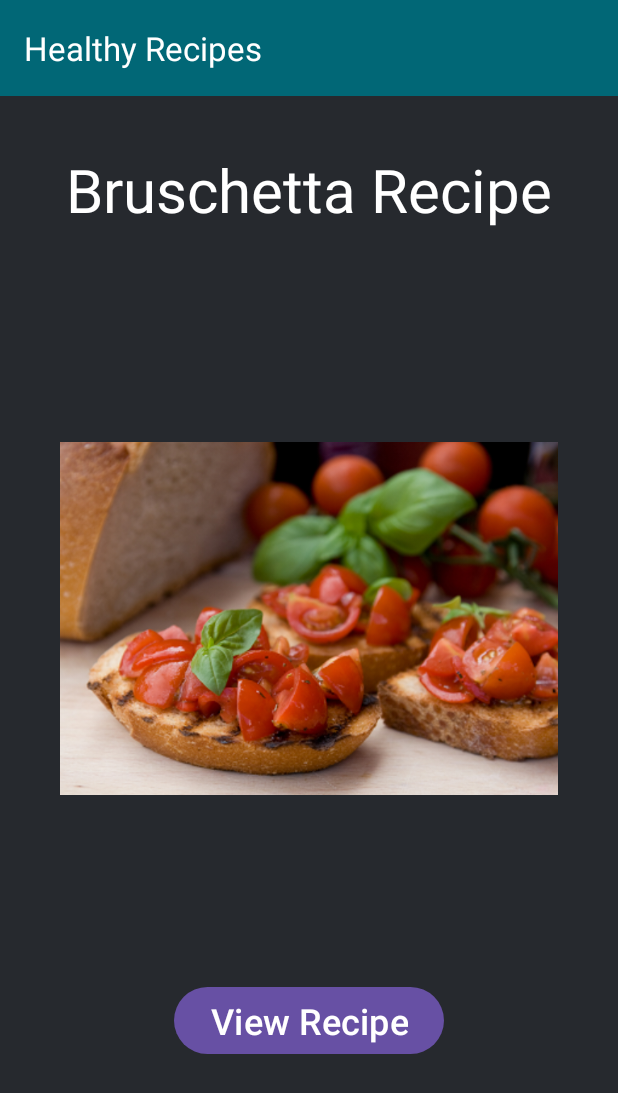
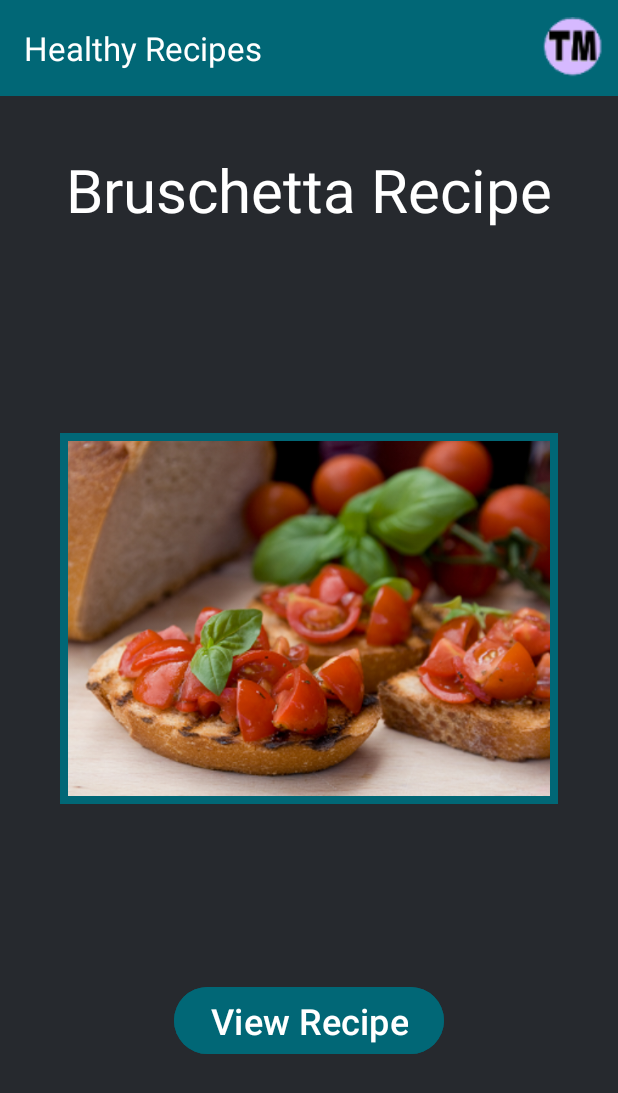
Before and after one commit to tbmorlan/lis4381, an Android app: the screen it shows after launch (MainActivity), on a phone screen of 412 x 824 dp. Shown: the top 1093 px of the screen. Run offline under Robolectric (Android 15) with nearby library versions, the phone set to English and light mode, and no system bars.

Commit message:
update project files for a2

```diff
--- a/a2/project/HealthyRecipes/app/src/main/AndroidManifest.xml
+++ b/a2/project/HealthyRecipes/app/src/main/AndroidManifest.xml
@@ -6,9 +6,9 @@
         android:allowBackup="true"
         android:dataExtractionRules="@xml/data_extraction_rules"
         android:fullBackupContent="@xml/backup_rules"
-        android:icon="@mipmap/ic_launcher"
+        android:icon="@mipmap/favicon"
+        android:roundIcon="@mipmap/favicon"
         android:label="@string/app_name"
-        android:roundIcon="@mipmap/ic_launcher_round"
         android:supportsRtl="true"
         android:theme="@style/Theme.HealthyRecipes"
         tools:targetApi="31">
--- a/a2/project/HealthyRecipes/app/src/main/res/layout/activity_main.xml
+++ b/a2/project/HealthyRecipes/app/src/main/res/layout/activity_main.xml
@@ -57,6 +57,10 @@
         android:id="@+id/imgRecipe"
         android:layout_width="332dp"
         android:layout_height="247dp"
+        android:background="#016776"
+        android:padding="5dp"
+        android:scaleType="centerCrop"
+        android:cropToPadding="true"
         android:contentDescription="@string/description"
         android:src="@drawable/bruschetta"
         app:layout_constraintBottom_toBottomOf="parent"
@@ -75,6 +79,7 @@
         android:layout_height="wrap_content"
         android:text="@string/btnRecipe"
         android:id="@+id/btnRecipe"
+        android:backgroundTint="#016776"
         app:layout_constraintTop_toBottomOf="@id/imgRecipe"
         app:layout_constraintRight_toRightOf="parent"
         app:layout_constraintBottom_toBottomOf="parent"
--- a/a2/project/HealthyRecipes/app/src/main/res/layout/toolbar.xml
+++ b/a2/project/HealthyRecipes/app/src/main/res/layout/toolbar.xml
@@ -1,5 +1,6 @@
 <?xml version="1.0" encoding="utf-8"?>
-<androidx.appcompat.widget.Toolbar xmlns:android="http://schemas.android.com/apk/res/android"
+<androidx.appcompat.widget.Toolbar
+    xmlns:android="http://schemas.android.com/apk/res/android"
     android:layout_width="match_parent"
     android:layout_height="wrap_content"
     xmlns:app="http://schemas.android.com/apk/res-auto"
@@ -8,4 +9,14 @@
     android:theme="@style/ThemeOverlay.AppCompat.Dark.ActionBar"
     app:popupTheme="@style/ThemeOverlay.AppCompat.Light">
 
+    <ImageView
+        android:id="@+id/favicon"
+        android:layout_width="50dp"
+        android:layout_height="50dp"
+        android:paddingRight="10dp"
+        android:layout_gravity="right"
+        android:contentDescription="@string/image_for_toolbar"
+        android:src="@mipmap/favicon" />
+
+
 </androidx.appcompat.widget.Toolbar>
--- a/a2/project/HealthyRecipes/app/src/main/res/values/strings.xml
+++ b/a2/project/HealthyRecipes/app/src/main/res/values/strings.xml
@@ -11,4 +11,5 @@
     <string name="txtDirections">Directions</string>
     <string name="txtMix">Combine the ingredients and add salt to taste. Top French bread slices with mixture.</string>
     <string name="title_activity_recipe">Recipe</string>
+    <string name="image_for_toolbar">image for toolbar</string>
 </resources>
```
Also changed, not shown: a2/project/HealthyRecipes/app/src/main/res/mipmap-xxxhdpi/favicon.png (added).
